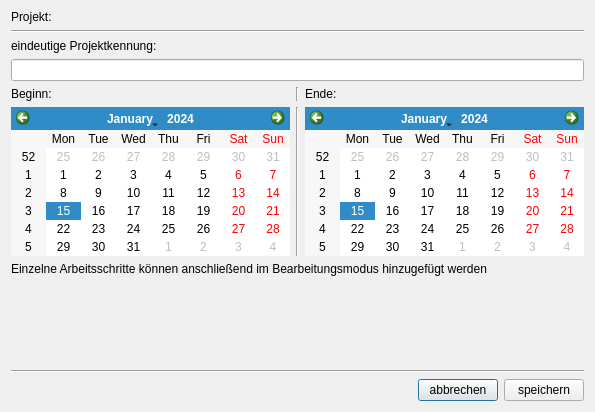
The window that src/ui/createprojectdialog.ui (kkegel/WorkFlow) describes before a commit, drawn with Qt 5.
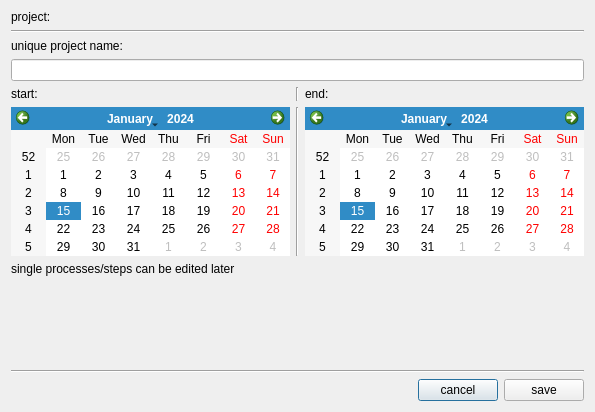
The same window after the commit.

```diff
--- a/src/ui/createprojectdialog.ui
+++ b/src/ui/createprojectdialog.ui
@@ -20,7 +20,7 @@
    <item>
     <widget class="QLabel" name="label_4">
      <property name="text">
-      <string>Projekt:</string>
+      <string>project:</string>
      </property>
     </widget>
    </item>
@@ -34,7 +34,7 @@
    <item>
     <widget class="QLabel" name="label_3">
      <property name="text">
-      <string>eindeutige Projektkennung:</string>
+      <string>unique project name:</string>
      </property>
     </widget>
    </item>
@@ -49,7 +49,7 @@
      <item>
       <widget class="QLabel" name="label_2">
        <property name="text">
-        <string>Beginn:</string>
+        <string>start:</string>
        </property>
       </widget>
      </item>
@@ -63,7 +63,7 @@
      <item>
       <widget class="QLabel" name="label">
        <property name="text">
-        <string>Ende:</string>
+        <string>end:</string>
        </property>
       </widget>
      </item>
@@ -92,7 +92,7 @@
    <item>
     <widget class="QLabel" name="label_5">
      <property name="text">
-      <string>Einzelne Arbeitsschritte können anschließend im Bearbeitungsmodus hinzugefügt werden</string>
+      <string>single processes/steps can be edited later</string>
      </property>
     </widget>
    </item>
@@ -134,14 +134,14 @@
      <item>
       <widget class="QPushButton" name="pb_cancel">
        <property name="text">
-        <string>abbrechen</string>
+        <string>cancel</string>
        </property>
       </widget>
      </item>
      <item>
       <widget class="QPushButton" name="pb_save">
        <property name="text">
-        <string>speichern</string>
+        <string>save</string>
        </property>
       </widget>
      </item>
```
Left out of the diff: 12 changed lines with no effect on the pictures.
